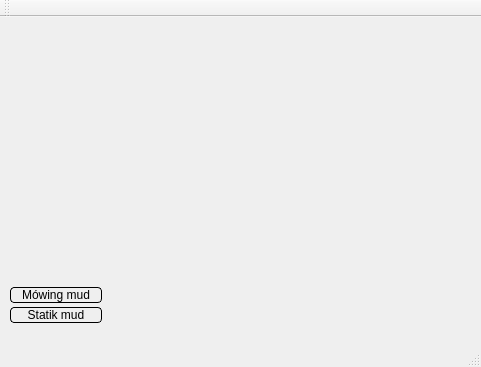
dotevo/Pilocik, file src/menuwindow.ui: the form before one commit.
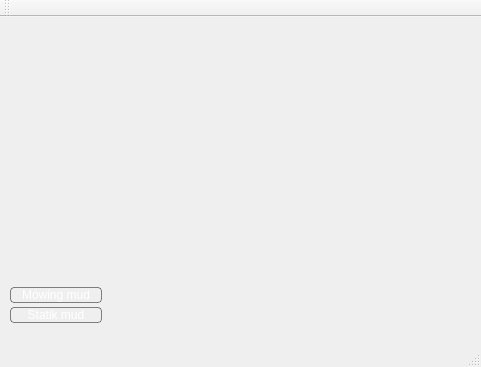
The form after the commit.

Commit message: Some adjustments in style.

The edit to the form file:
```diff
--- a/src/menuwindow.ui
+++ b/src/menuwindow.ui
@@ -16,36 +16,33 @@
   <property name="styleSheet">
    <string notr="true">/*WINDOW*/
 
-
-
 QFrame {
 	background: qlineargradient(x1: 0, y1: 0, x2: 0, y2: 1,
-                                 stop: 0 rgba(32, 32, 32, 200),
-                                 stop: 0.49 rgba(64, 64, 64, 200),
-                                 stop: 0.5 rgba(32, 32, 32, 200),
-                                 stop: 1 rgba(64, 64, 64, 200));
-	border: 2px qlineargradient(x1: 0, y1: 0, x2: 0, y2: 1,
-                                 stop: 0 rgba(52, 52, 52, 255),
-                                 stop: 0.49 rgba(84, 84, 84, 255),
-                                 stop: 0 rgba(52, 52, 52, 255),
-                                 stop: 0.49 rgba(84, 84, 84, 255));
+                                 stop: 0 rgba(42, 42, 42, 200),
+                                 stop: 0.49 rgba(74, 74, 74, 200),
+                                 stop: 0.5 rgba(16, 16, 16, 200),
+                                 stop: 1 rgba(42, 42, 42, 200));
     border-radius: 10px;
+    border: 1px solid rgba(96, 96, 96, 200);
 }
 
 QLabel {
 	color: #FFF;
 	border: 0;
-	background: rgba(255, 0, 0, 200);
+	background: rgba(0, 0, 0, 0);
 	font-weight: bold;
 	font-family: &quot;Verdana&quot;;
 }
 
 QPushButton{
-     background: qlineargradient(x1: 0, y1: 0, x2: 0, y2: 1,
-                                 stop: 0 #AAA, stop: 0.4 #888,
-                                 stop: 0.5 #777, stop: 1.0 #666);
-     border-radius: 4px;
-     border: 1px solid black;
+	background: qlineargradient(x1: 0, y1: 0, x2: 0, y2: 1,
+                                 stop: 0 rgba(42, 42, 42, 200),
+                                 stop: 0.49 rgba(74, 74, 74, 200),
+                                 stop: 0.5 rgba(16, 16, 16, 200),
+                                 stop: 1 rgba(42, 42, 42, 200));
+    border-radius: 4px;
+	color: #FFF;
+    border: 1px solid rgba(96, 96, 96, 200);
     width: 90px
 }
 
@@ -56,9 +53,23 @@
 }
 
 QPushButton:pressed{
-     background: qlineargradient(x1: 0, y1: 0, x2: 0, y2: 1,
-                                 stop: 0 #888, stop: 0.4 #999,
-                                 stop: 0.5 #AAA, stop: 1.0 #CCC);
+	background: qlineargradient(x1: 0, y1: 0, x2: 0, y2: 1,
+                                 stop: 0 rgba(22, 22, 22, 200),
+                                 stop: 0.49 rgba(44, 44, 44, 200),
+                                 stop: 0.5 rgba(6, 6, 6, 200),
+                                 stop: 1 rgba(22, 22, 22, 200));
+    border: 1px solid rgba(66, 66, 66, 200);
+	color: #BBB;
+}
+
+QPushButton:disabled{
+	background: qlineargradient(x1: 0, y1: 0, x2: 0, y2: 1,
+                                 stop: 0 rgba(22, 22, 37, 100),
+                                 stop: 0.49 rgba(44, 44, 76, 100),
+                                 stop: 0.5 rgba(6, 6, 17, 100),
+                                 stop: 1 rgba(22, 22, 49, 100));
+	border: 1px solid rgba(96, 96, 96, 100);
+	color: rgba(255, 255, 255, 100);
 }</string>
   </property>
   <widget class="QWidget" name="centralWidget">
@@ -76,6 +87,9 @@
     </property>
    </widget>
    <widget class="QPushButton" name="pushButton_4">
+    <property name="enabled">
+     <bool>true</bool>
+    </property>
     <property name="geometry">
      <rect>
       <x>10</x>
```
Left out of the diff: 12 changed lines with no effect on the pictures. The commit also changes 2 other files.
